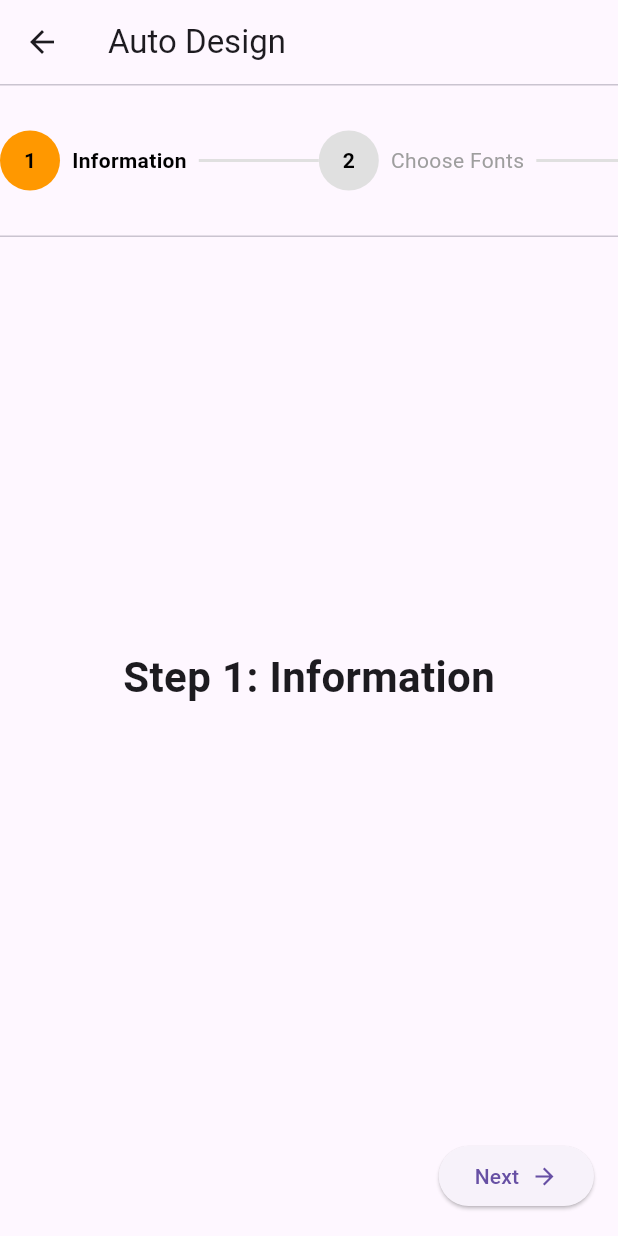
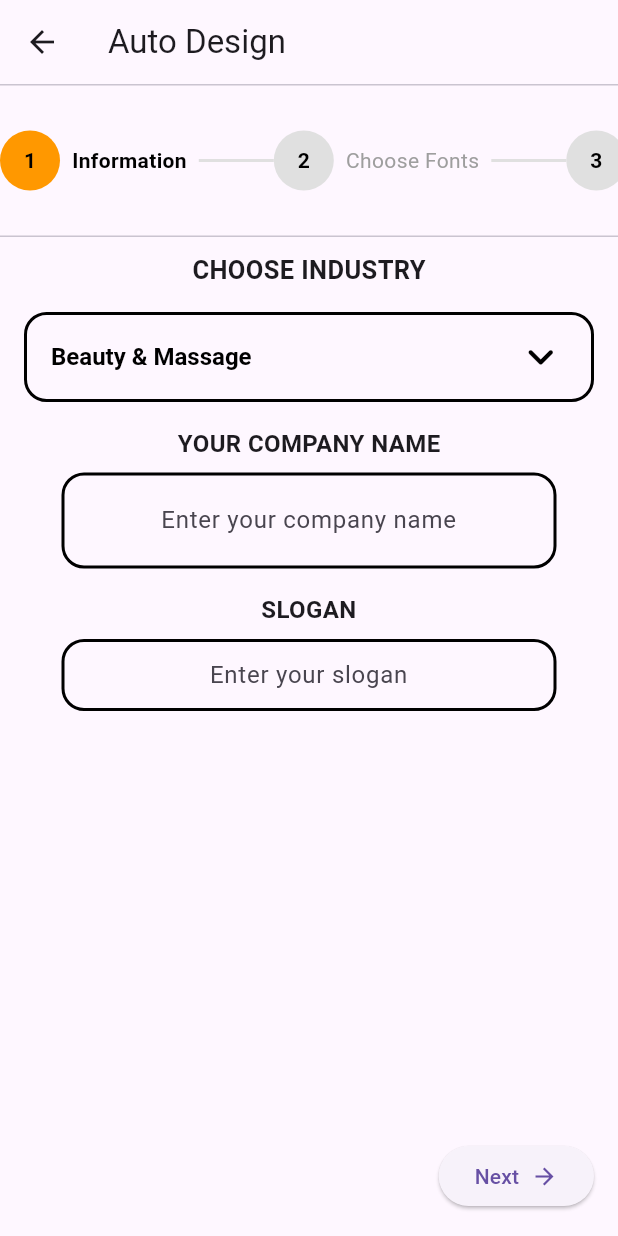
Before and after one commit to devsinntechnologies/logo-app-flutter, a Flutter app: the screen it shows after launch, after a tap on "Auto Design", on a phone screen of 412 x 824 dp. Run offline on Flutter 3.47's test engine with Material 3 defaults, Android fonts, the light colour scheme and no system bars.

Commit message:
Updated the design input screen and populated it with design infornation

```diff
--- /dev/null
+++ b/logo_app_flutter/lib/fragments/choose_fonts_widget.dart
@@ -0,0 +1,14 @@
+// Choose Fonts Widget
+import 'package:flutter/material.dart';
+
+class ChooseFontsWidget extends StatelessWidget {
+  @override
+  Widget build(BuildContext context) {
+    return Center(
+      child: Text(
+        'This is the Choose Fonts Step',
+        style: TextStyle(fontSize: 24),
+      ),
+    );
+  }
+}
--- /dev/null
+++ b/logo_app_flutter/lib/fragments/customize_widget.dart
@@ -0,0 +1,11 @@
+// Customize Widget
+import 'package:flutter/material.dart';
+
+class CustomizeWidget extends StatelessWidget {
+  @override
+  Widget build(BuildContext context) {
+    return Center(
+      child: Text('This is the Customize Step', style: TextStyle(fontSize: 24)),
+    );
+  }
+}
--- /dev/null
+++ b/logo_app_flutter/lib/fragments/information_widget.dart
@@ -0,0 +1,148 @@
+import 'package:flutter/material.dart';
+
+class InformationWidget extends StatefulWidget {
+  @override
+  _InformationWidgetState createState() => _InformationWidgetState();
+}
+
+class _InformationWidgetState extends State<InformationWidget> {
+  String selectedCategory = 'Beauty & Massage';
+
+  final List<String> categories = [
+    'Automotive & Transportation',
+    'Beauty & Massage',
+    'Business & Consulting',
+    'Children & Education',
+    'Entertainment, Art & Music',
+    'Family Services & Counseling',
+    'Finance & Insurance',
+    'Food, Beverage & Restaurant',
+    'Health Care & Public Safety',
+    'Holiday & Special Occasion',
+    'IT, Engineering & Science',
+    'Legal & Politics',
+    'Pets & Animal',
+    'Photography',
+    'Sports & Fitness',
+  ];
+
+  @override
+  Widget build(BuildContext context) {
+    return Column(
+      children: [
+        Align(
+          alignment: Alignment.topCenter, // keep it at top
+          child: Container(
+            height: 60, // Set fixed height
+            margin: EdgeInsets.all(16),
+            padding: EdgeInsets.symmetric(horizontal: 16),
+            decoration: BoxDecoration(
+              border: Border.all(color: Colors.black, width: 2),
+              borderRadius: BorderRadius.circular(15),
+            ),
+            child: DropdownButtonHideUnderline(
+              child: DropdownButton<String>(
+                value: selectedCategory,
+                isExpanded: true,
+                icon: Icon(
+                  Icons.keyboard_arrow_down_rounded,
+                  size: 35,
+                  color: Colors.black,
+                ),
+                style: TextStyle(color: Colors.black, fontSize: 16),
+                onChanged: (String? newValue) {
+                  setState(() {
+                    selectedCategory = newValue!;
+                  });
+                },
+                items:
+                    categories.map<DropdownMenuItem<String>>((String value) {
+                      return DropdownMenuItem<String>(
+                        value: value,
+                        child: Text(
+                          value,
+                          style: TextStyle(
+                            fontWeight: FontWeight.w600,
+                            fontSize: 16,
+                          ),
+                        ),
+                      );
+                    }).toList(),
+              ),
+            ),
+          ),
+        ),
+
+        Text(
+          "YOUR COMPANY NAME",
+          style: TextStyle(fontSize: 16, fontWeight: FontWeight.bold),
+        ),
+        SizedBox(height: 8), // Space between text and text field
+        SizedBox(
+          width: 330,
+          // height: 50,
+          child: TextField(
+            textAlign: TextAlign.center,
+            style: TextStyle(fontSize: 16),
+            cursorColor: Colors.black,
+            decoration: InputDecoration(
+              filled: true,
+              fillColor: Colors.transparent,
+              contentPadding: EdgeInsets.symmetric(
+                horizontal: 20,
+                vertical: 20,
+              ),
+              border: OutlineInputBorder(
+                borderSide: BorderSide(color: Colors.black, width: 2),
+                borderRadius: BorderRadius.circular(15),
+              ),
+              focusedBorder: OutlineInputBorder(
+                borderSide: BorderSide(color: Colors.black, width: 2),
+                borderRadius: BorderRadius.circular(15),
+              ),
+              enabledBorder: OutlineInputBorder(
+                borderSide: BorderSide(color: Colors.black, width: 2),
+                borderRadius: BorderRadius.circular(15),
+              ),
+              hintText: 'Enter your company name',
+            ),
+          ),
+        ),
+        SizedBox(height: 16), // Space between text field and next button
+        Text(
+          "SLOGAN",
+          textAlign: TextAlign.center,
+          style: TextStyle(fontSize: 16, fontWeight: FontWeight.bold),
+        ),
+        SizedBox(height: 8), // Space between text and text field
+        SizedBox(
+          width: 330,
+          // height: 50,
+          child: TextField(
+            textAlign: TextAlign.center,
+            style: TextStyle(fontSize: 16),
+            cursorColor: Colors.black,
+            decoration: InputDecoration(
+              filled: true,
+              fillColor: Colors.transparent,
+              contentPadding: EdgeInsets.symmetric(horizontal: 20),
+              border: OutlineInputBorder(
+                borderSide: BorderSide(color: Colors.black, width: 2),
+                borderRadius: BorderRadius.circular(15),
+              ),
+              focusedBorder: OutlineInputBorder(
+                borderSide: BorderSide(color: Colors.black, width: 2),
+                borderRadius: BorderRadius.circular(15),
+              ),
+              enabledBorder: OutlineInputBorder(
+                borderSide: BorderSide(color: Colors.black, width: 2),
+                borderRadius: BorderRadius.circular(15),
+              ),
+              hintText: 'Enter your slogan',
+            ),
+          ),
+        ),
+      ],
+    );
+  }
+}
--- /dev/null
+++ b/logo_app_flutter/lib/fragments/review_widget.dart
@@ -0,0 +1,11 @@
+// Review Widget
+import 'package:flutter/material.dart';
+
+class ReviewWidget extends StatelessWidget {
+  @override
+  Widget build(BuildContext context) {
+    return Center(
+      child: Text('This is the Review Step', style: TextStyle(fontSize: 24)),
+    );
+  }
+}
--- a/logo_app_flutter/lib/screens/design_input_screen.dart
+++ b/logo_app_flutter/lib/screens/design_input_screen.dart
@@ -1,4 +1,8 @@
 import 'package:flutter/material.dart';
+import 'package:logo_app_flutter/fragments/choose_fonts_widget.dart';
+import 'package:logo_app_flutter/fragments/customize_widget.dart';
+import 'package:logo_app_flutter/fragments/information_widget.dart';
+import 'package:logo_app_flutter/fragments/review_widget.dart';
 
 // Main StatefulWidget for the Design Input Screen
 class DesignInputScreen extends StatefulWidget {
@@ -22,7 +26,6 @@ class _DesignInputScreenState extends State<DesignInputScreen> {
     "Choose Fonts",
     "Review",
     "Customize",
-    "Download",
   ];
 
   @override
@@ -117,12 +120,28 @@ class _DesignInputScreenState extends State<DesignInputScreen> {
         // Connector line between steps
         if (index != stepTitles.length - 1)
           Container(
-            width: 80,
+            width: 50,
             height: 2,
             color: index < _currentStep ? Colors.orange : Colors.grey[300],
           ),
       ],
     );
+  }
+
+  // Returns custom widget for each step
+  Widget _buildStepContent(int index) {
+    switch (index) {
+      case 0:
+        return InformationWidget();
+      case 1:
+        return ChooseFontsWidget();
+      case 2:
+        return ReviewWidget();
+      case 3:
+        return CustomizeWidget();
+      default:
+        return Center(child: Text('Unknown Step'));
+    }
   }
 
   @override
@@ -153,23 +172,27 @@ class _DesignInputScreenState extends State<DesignInputScreen> {
               ),
             ),
           ),
-          const Divider(height: 1), // Divider below the step indicator
+          const Divider(height: 1),
+          // Divider below the step indicator
+          SizedBox(height: 10),
+          Text(
+            "CHOOSE INDUSTRY",
+            style: TextStyle(fontSize: 17, fontWeight: FontWeight.bold),
+          ), // Title for the step content
           // PageView for step content
           Expanded(
             child: PageView.builder(
               controller: _pageController,
-              physics: NeverScrollableScrollPhysics(), // Disables user swipe
+              physics: NeverScrollableScrollPhysics(),
               itemCount: stepTitles.length,
               itemBuilder: (context, index) {
-                return Center(
-                  child: Text(
-                    'Step ${index + 1}: ${stepTitles[index]}', // Displays step content
-                    style: TextStyle(fontSize: 28, fontWeight: FontWeight.bold),
-                  ),
-                );
+                return _buildStepContent(
+                  index,
+                ); // Call a method to get custom content
               },
             ),
           ),
+
           // Navigation buttons
           Padding(
             padding: const EdgeInsets.all(16.0),
```
